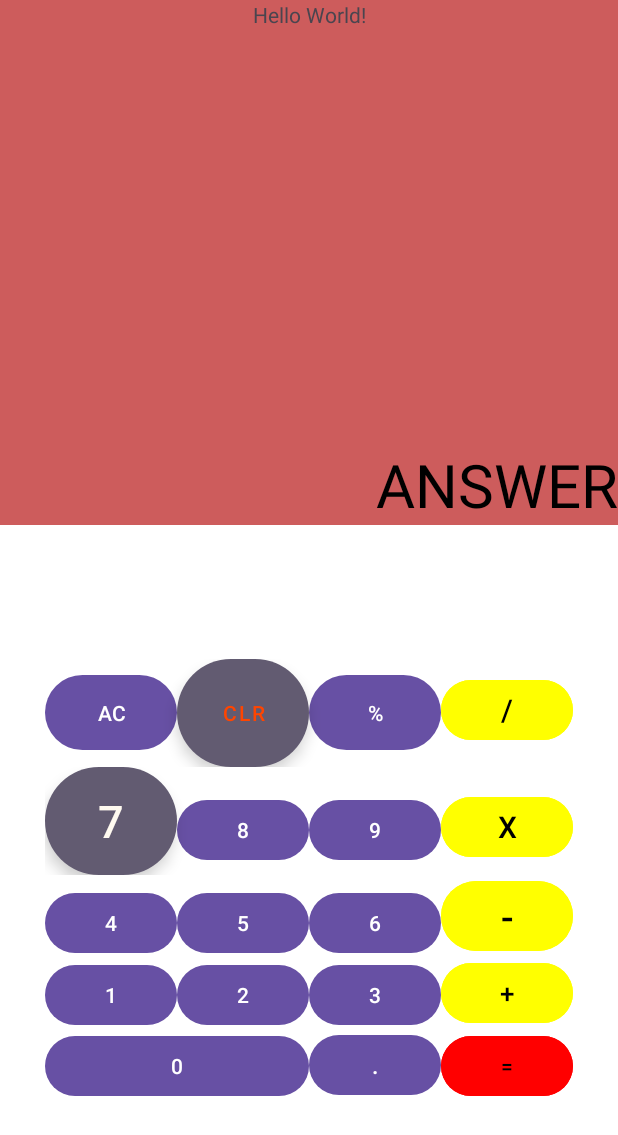
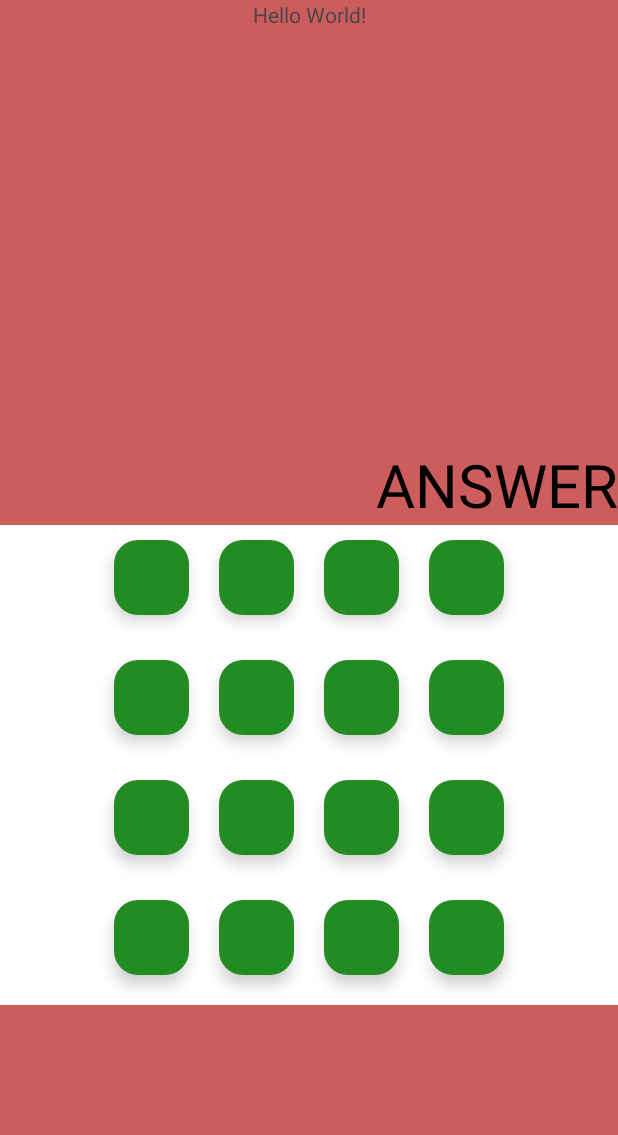
Before and after one commit to divython/calculatorwithkotlin, an Android app: the screen it shows after launch (MainActivity), on a phone screen of 412 x 824 dp. Shown: the top 1135 px of the screen. Run offline under Robolectric (Android 15) with nearby library versions, the phone set to English and light mode, and no system bars.

Commit message:
init commit

```diff
--- /dev/null
+++ b/app/src/main/res/drawable/round_button.xml
@@ -0,0 +1,9 @@
+<?xml version="1.0" encoding="utf-8"?>
+<ripple xmlns:android="http://schemas.android.com/apk/res/android"
+    android:color="#c20586">
+    <item>
+        <shape android:shape="oval">
+            <solid android:color="#fa09ad"/>
+        </shape>
+    </item>
+</ripple>
--- a/app/src/main/res/layout/activity_main.xml
+++ b/app/src/main/res/layout/activity_main.xml
@@ -27,157 +27,145 @@
         tools:ignore="RtlCompat" />
     <LinearLayout
         android:layout_width="match_parent"
-        android:layout_height="match_parent"
-        android:gravity="center"
-        android:orientation="vertical"
+        android:layout_height="80dp"
+        android:gravity="center_horizontal"
+        android:orientation="horizontal"
         android:background="@color/white"
         >
-
-        <TableLayout
-            android:layout_width="wrap_content"
-            android:layout_height="wrap_content">
-
-            <TableRow>
-                <Button
-                    android:background="@drawable/button_background"
-
-                    android:text="AC"/>
-                <Button
-                    style="@style/operatorbutton"
-                    android:text="Clr"/>
-                <Button
-                    android:background="@drawable/button_background"
-                    android:text="%"/>
-                <Button
-                    android:layout_width="wrap_content"
-                    android:layout_height="wrap_content"
-                    android:backgroundTint="#ff0"
-
-                    android:text="/"
-                    android:textSize="20dp"
-                    android:textColor="@color/black"/>
+        <com.google.android.material.floatingactionbutton.FloatingActionButton
+            android:layout_width="50dp"
+            android:layout_height="50dp"
+            app:backgroundTint="@color/forest_green"
+            android:layout_margin="10dp"
+            />
+        <com.google.android.material.floatingactionbutton.FloatingActionButton
+            android:layout_width="50dp"
+            android:layout_height="50dp"
+            app:backgroundTint="@color/forest_green"
+            android:layout_margin="10dp"
+            />
+        <com.google.android.material.floatingactionbutton.FloatingActionButton
+            android:layout_width="50dp"
+            android:layout_height="50dp"
+            app:backgroundTint="@color/forest_green"
+            android:layout_margin="10dp"
+            />
+        <com.google.android.material.floatingactionbutton.FloatingActionButton
+        android:layout_width="50dp"
+        android:layout_height="50dp"
+        app:backgroundTint="@color/forest_green"
+        android:layout_margin="10dp"
+        />
 
 
-            </TableRow>
-            <TableRow>
-                <com.google.android.material.button.MaterialButton
-                    style="@style/digitbutton"
-                    android:textSize="30dp"
-                    android:text="7"/>
-                <Button
-                    android:layout_width="wrap_content"
-                    android:layout_height="wrap_content"
-                    android:text="8"/>
-                <Button
-                    android:layout_width="wrap_content"
-                    android:layout_height="wrap_content"
 
-                    android:text="9"/>
-
-                <Button
-                    android:id="@+id/btnfour"
-                    android:layout_width="wrap_content"
-                    android:layout_height="wrap_content"
-                    android:scaleType="centerInside"
-                    android:backgroundTint="#ff0"
-                    android:text="X"
-                    android:textSize="20dp"
-                    android:textColor="@color/black"
-                     />
+    </LinearLayout>
+    <LinearLayout
+        android:layout_width="match_parent"
+        android:layout_height="80dp"
+        android:gravity="center_horizontal"
+        android:orientation="horizontal"
+        android:background="@color/white"
+        >
+        <com.google.android.material.floatingactionbutton.FloatingActionButton
+            android:layout_width="50dp"
+            android:layout_height="50dp"
+            app:backgroundTint="@color/forest_green"
+            android:layout_margin="10dp"
+            />
+        <com.google.android.material.floatingactionbutton.FloatingActionButton
+            android:layout_width="50dp"
+            android:layout_height="50dp"
+            app:backgroundTint="@color/forest_green"
+            android:layout_margin="10dp"
+            />
+        <com.google.android.material.floatingactionbutton.FloatingActionButton
+            android:layout_width="50dp"
+            android:layout_height="50dp"
+            app:backgroundTint="@color/forest_green"
+            android:layout_margin="10dp"
+            />
+        <com.google.android.material.floatingactionbutton.FloatingActionButton
+            android:layout_width="50dp"
+            android:layout_height="50dp"
+            app:backgroundTint="@color/forest_green"
+            android:layout_margin="10dp"
+            />
 
 
-            </TableRow>
-            <TableRow>
-                <Button
-                    android:layout_width="wrap_content"
-                    android:layout_height="wrap_content"
-                    android:text="4"/>
-                <Button
-                    android:layout_width="wrap_content"
-                    android:layout_height="wrap_content"
-                    android:text="5"/>
-                <Button
-                    android:layout_width="wrap_content"
-                    android:layout_height="wrap_content"
 
-                    android:text="6"/>
-
-                <Button
-                    android:id="@+id/btnthree"
-                    android:layout_width="wrap_content"
-                    android:layout_height="wrap_content"
-                    android:scaleType="centerInside"
-
-                    android:backgroundTint="#ff0"
-                    android:text="-"
-                    android:textSize="25dp"
-                    android:textColor="@color/black"
-                    />
+    </LinearLayout>
+    <LinearLayout
+        android:layout_width="match_parent"
+        android:layout_height="80dp"
+        android:gravity="center_horizontal"
+        android:orientation="horizontal"
+        android:background="@color/white"
+        >
+        <com.google.android.material.floatingactionbutton.FloatingActionButton
+            android:layout_width="50dp"
+            android:layout_height="50dp"
+            app:backgroundTint="@color/forest_green"
+            android:layout_margin="10dp"
+            />
+        <com.google.android.material.floatingactionbutton.FloatingActionButton
+            android:layout_width="50dp"
+            android:layout_height="50dp"
+            app:backgroundTint="@color/forest_green"
+            android:layout_margin="10dp"
+            />
+        <com.google.android.material.floatingactionbutton.FloatingActionButton
+            android:layout_width="50dp"
+            android:layout_height="50dp"
+            app:backgroundTint="@color/forest_green"
+            android:layout_margin="10dp"
+            />
+        <com.google.android.material.floatingactionbutton.FloatingActionButton
+            android:layout_width="50dp"
+            android:layout_height="50dp"
+            app:backgroundTint="@color/forest_green"
+            android:layout_margin="10dp"
+            />
 
 
-            </TableRow>
-            <TableRow>
-                <Button
-                    android:layout_width="wrap_content"
-                    android:layout_height="wrap_content"
-                    android:text="1"/>
-                <Button
-                    android:layout_width="wrap_content"
-                    android:layout_height="wrap_content"
-                    android:text="2"/>
-                <Button
-                    android:layout_width="wrap_content"
-                    android:layout_height="wrap_content"
 
-                    android:text="3"/>
+    </LinearLayout>
+    <LinearLayout
+        android:layout_width="match_parent"
+        android:layout_height="80dp"
+        android:gravity="center_horizontal"
+        android:orientation="horizontal"
+        android:background="@color/white"
+        >
+        <com.google.android.material.floatingactionbutton.FloatingActionButton
+            android:layout_width="50dp"
+            android:layout_height="50dp"
+            app:backgroundTint="@color/forest_green"
+            android:layout_margin="10dp"
+            />
+        <com.google.android.material.floatingactionbutton.FloatingActionButton
+            android:layout_width="50dp"
+            android:layout_height="50dp"
+            app:backgroundTint="@color/forest_green"
+            android:layout_margin="10dp"
+            />
+        <com.google.android.material.floatingactionbutton.FloatingActionButton
+            android:layout_width="50dp"
+            android:layout_height="50dp"
+            app:backgroundTint="@color/forest_green"
+            android:layout_margin="10dp"
+            />
+        <com.google.android.material.floatingactionbutton.FloatingActionButton
+            android:layout_width="50dp"
+            android:layout_height="50dp"
+            app:backgroundTint="@color/forest_green"
+            android:layout_margin="10dp"
+            />
 
-                <Button
-                    android:id="@+id/btnOne"
-                    android:layout_width="wrap_content"
-                    android:layout_height="wrap_content"
-                    android:scaleType="centerInside"
-                    android:text="+"
-                    android:textSize="17dp"
-                    android:textColor="@color/black"
-                    android:backgroundTint="#ff0"
-
-                    />
-
-
-            </TableRow>
-            <TableRow>
-                <Button
-                    android:layout_width="wrap_content"
-                    android:layout_height="wrap_content"
-                    android:text="0"
-                    android:layout_span="2"/>
-
-                <Button
-                    android:layout_width="wrap_content"
-                    android:layout_height="wrap_content"
-
-                    android:text="."
-                    android:textSize="15dp"
-                    android:textAlignment="center"/>
-
-                <Button
-                    android:id="@+id/btntwo"
-                    android:layout_width="wrap_content"
-                    android:layout_height="wrap_content"
-                    android:scaleType="centerInside"
-                    android:text="="
-                    android:textColor="@color/black"
-                    android:backgroundTint="#f00"
-
-                    />
-
-
-            </TableRow>
-
-
-        </TableLayout>
 
 
     </LinearLayout>
 
+
+
   </LinearLayout>
--- a/app/src/main/res/values/strings.xml
+++ b/app/src/main/res/values/strings.xml
@@ -1,3 +1,4 @@
 <resources>
     <string name="app_name">Mycalculator</string>
+    <string name="todo">TODO</string>
 </resources>
--- a/app/src/main/res/values/themes.xml
+++ b/app/src/main/res/values/themes.xml
@@ -17,10 +17,11 @@
 
     </style>
 
-    <style name="commonbutton" parent="Widget.MaterialComponents.ExtendedFloatingActionButton">
-        <item name="android:layout_width">72dp</item>
-        <item name="android:layout_height">72dp</item>
+    <style name="commonbutton" parent="Widget.MaterialComponents.FloatingActionButton">
+        <item name="android:layout_width">80dp</item>
+        <item name="android:layout_height">80dp</item>
         <item name="cornerRadius">40dp</item>
-        <item name="background">@color/forest_green</item>
+        <item name="background">@color/orange_red</item>
+        <item name="android:textColor">@color/black</item>
     </style>
 </resources>
```
